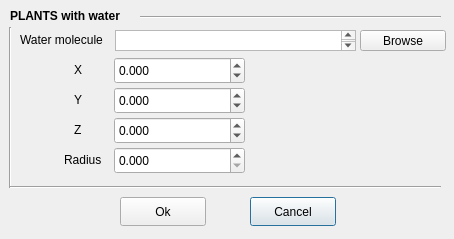
This is GUI/waterPlants/waterplantsdialog.ui in IFMlab/ChemFlow as Qt 5 draws it before an edit. The edited form follows.
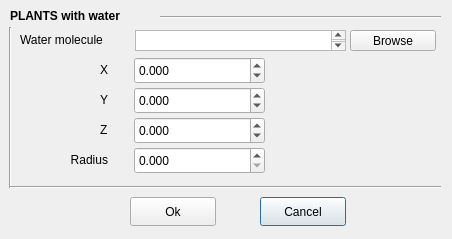
This is the edited form.

```diff
--- a/GUI/waterPlants/waterplantsdialog.ui
+++ b/GUI/waterPlants/waterplantsdialog.ui
@@ -6,7 +6,7 @@
    <rect>
     <x>0</x>
     <y>0</y>
-    <width>454</width>
+    <width>452</width>
     <height>239</height>
    </rect>
   </property>
@@ -16,9 +16,9 @@
   <widget class="QLabel" name="label_5">
    <property name="geometry">
     <rect>
-     <x>74</x>
+     <x>100</x>
      <y>87</y>
-     <width>41</width>
+     <width>36</width>
      <height>26</height>
     </rect>
    </property>
@@ -29,9 +29,9 @@
   <widget class="QLabel" name="label_2">
    <property name="geometry">
     <rect>
-     <x>74</x>
+     <x>100</x>
      <y>57</y>
-     <width>41</width>
+     <width>36</width>
      <height>26</height>
     </rect>
    </property>
@@ -42,20 +42,23 @@
   <widget class="QLabel" name="label_10">
    <property name="geometry">
     <rect>
-     <x>64</x>
+     <x>47</x>
      <y>147</y>
-     <width>41</width>
+     <width>61</width>
      <height>26</height>
     </rect>
    </property>
    <property name="text">
     <string>Radius</string>
    </property>
+   <property name="alignment">
+    <set>Qt::AlignRight|Qt::AlignTrailing|Qt::AlignVCenter</set>
+   </property>
   </widget>
   <widget class="QDoubleSpinBox" name="doubleSpinBox_cy">
    <property name="geometry">
     <rect>
-     <x>114</x>
+     <x>134</x>
      <y>87</y>
      <width>131</width>
      <height>27</height>
@@ -77,7 +80,7 @@
   <widget class="QDoubleSpinBox" name="doubleSpinBox_cx">
    <property name="geometry">
     <rect>
-     <x>114</x>
+     <x>134</x>
      <y>57</y>
      <width>131</width>
      <height>27</height>
@@ -99,7 +102,7 @@
   <widget class="QDoubleSpinBox" name="doubleSpinBox_radius">
    <property name="geometry">
     <rect>
-     <x>114</x>
+     <x>134</x>
      <y>147</y>
      <width>131</width>
      <height>27</height>
@@ -121,7 +124,7 @@
   <widget class="QDoubleSpinBox" name="doubleSpinBox_cz">
    <property name="geometry">
     <rect>
-     <x>114</x>
+     <x>134</x>
      <y>117</y>
      <width>131</width>
      <height>27</height>
@@ -143,9 +146,9 @@
   <widget class="QLabel" name="label_6">
    <property name="geometry">
     <rect>
-     <x>74</x>
+     <x>100</x>
      <y>117</y>
-     <width>41</width>
+     <width>36</width>
      <height>26</height>
     </rect>
    </property>
@@ -156,7 +159,7 @@
   <widget class="QPushButton" name="pushButton_cancel">
    <property name="geometry">
     <rect>
-     <x>250</x>
+     <x>260</x>
      <y>197</y>
      <width>86</width>
      <height>29</height>
@@ -195,7 +198,7 @@
   <widget class="QPushButton" name="pushButton_ok">
    <property name="geometry">
     <rect>
-     <x>120</x>
+     <x>130</x>
      <y>197</y>
      <width>86</width>
      <height>29</height>
@@ -210,7 +213,7 @@
     <rect>
      <x>10</x>
      <y>7</y>
-     <width>141</width>
+     <width>151</width>
      <height>17</height>
     </rect>
    </property>
@@ -227,9 +230,9 @@
   <widget class="Line" name="line">
    <property name="geometry">
     <rect>
-     <x>140</x>
+     <x>160</x>
      <y>7</y>
-     <width>301</width>
+     <width>281</width>
      <height>20</height>
     </rect>
    </property>
@@ -240,9 +243,9 @@
   <widget class="QTextBrowser" name="textBrowser_water">
    <property name="geometry">
     <rect>
-     <x>115</x>
+     <x>135</x>
      <y>30</y>
-     <width>241</width>
+     <width>211</width>
      <height>21</height>
     </rect>
    </property>
@@ -260,7 +263,7 @@
     <rect>
      <x>20</x>
      <y>30</y>
-     <width>91</width>
+     <width>111</width>
      <height>20</height>
     </rect>
    </property>
@@ -271,7 +274,7 @@
   <widget class="QPushButton" name="pushButton_water">
    <property name="geometry">
     <rect>
-     <x>360</x>
+     <x>350</x>
      <y>30</y>
      <width>86</width>
      <height>21</height>
```
